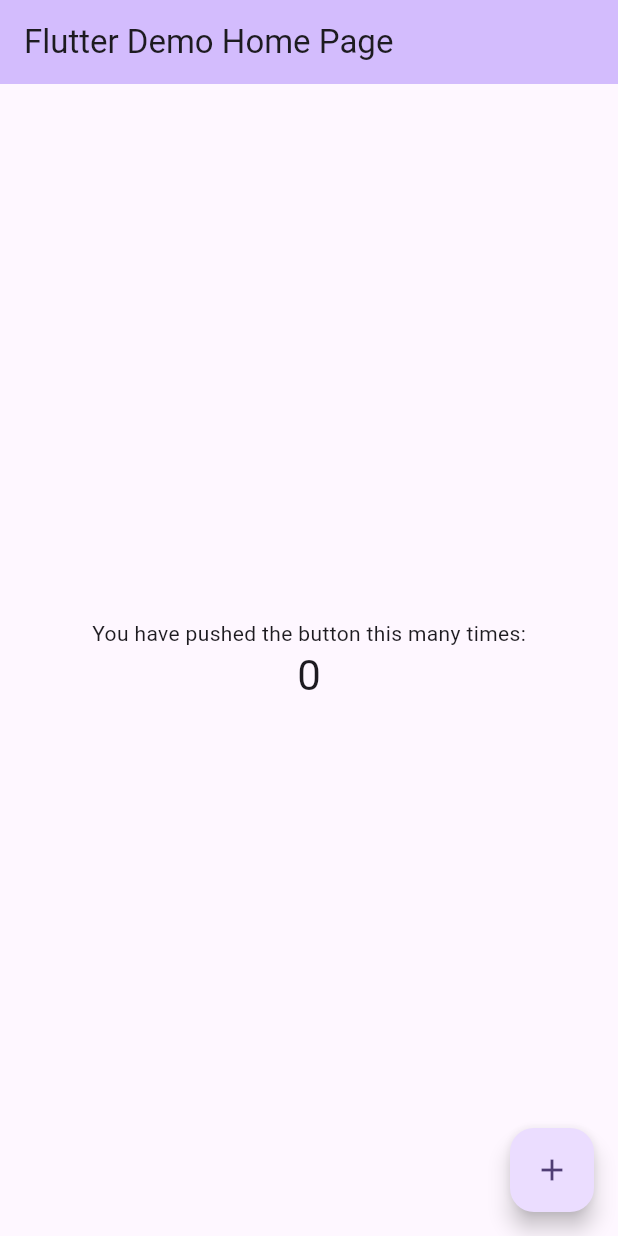
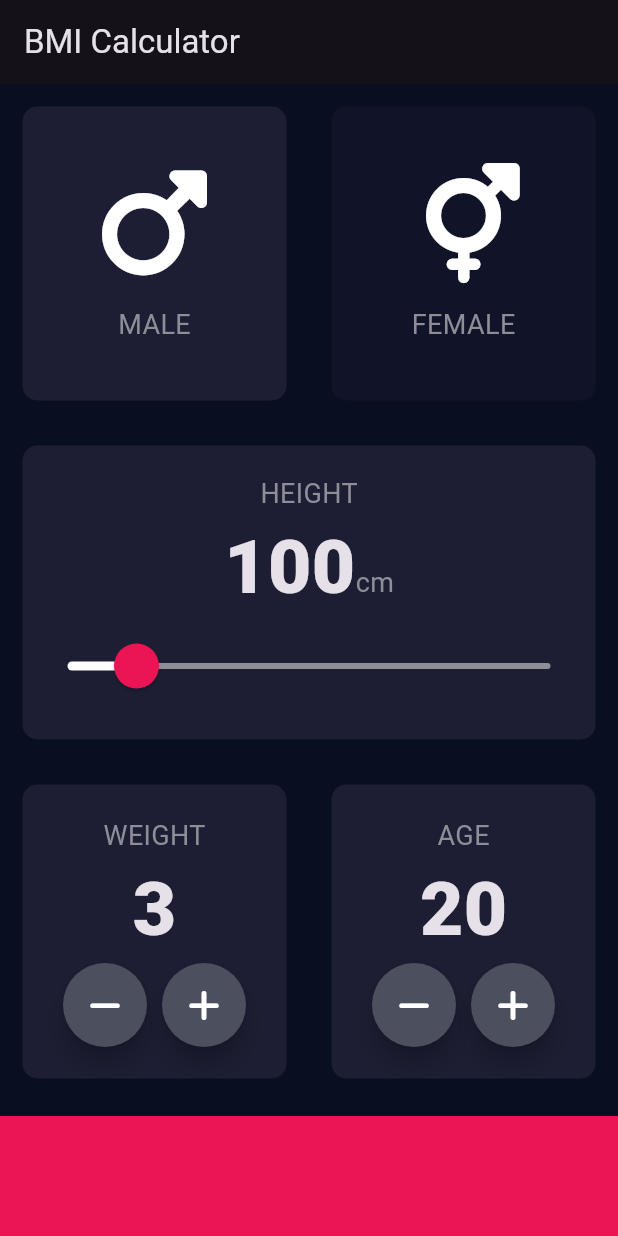
Before and after one commit to PrifiyiaNunes/BMICalculator, a Flutter app: the screen it shows after launch, on a phone screen of 412 x 824 dp. Run offline on Flutter 3.47's test engine with Material 3 defaults, Android fonts, the phone set to English and light mode, and no system bars; our stand-ins replace font_awesome_flutter.

Commit message:
first route of BMI calculator

```diff
--- /dev/null
+++ b/lib/Constants.dart
@@ -0,0 +1,20 @@
+import 'package:flutter/material.dart';
+
+const kLabelstyle = TextStyle(
+  fontSize: 18.0,
+  color: kSlideInactiveColor,
+);
+
+const kLargeLabelStyle = TextStyle(
+  fontSize: 50.0,
+  fontWeight: FontWeight.w900,
+);
+
+const kBottomContainerHeight = 80.0;
+const kActiveCardColor = Color(0xFF1D1E33);
+const kInActiveCardColor = Color(0xFF111328);
+const kBottomContainerColor = Color(0xFFEB1555);
+const kSlideInactiveColor = Color(0xFF8D8E98);
+const kSlideActiveColor = Colors.white;
+const kSliderMinHeight = 80.0;
+const kSliderMaxHeight = 220.0;
--- /dev/null
+++ b/lib/ContainerWidget.dart
@@ -0,0 +1,24 @@
+import 'package:flutter/material.dart';
+
+class ContainerWidget extends StatelessWidget {
+  ContainerWidget({required this.colour, this.cardChild, this.onPress});
+
+  final Color colour;
+  final Widget? cardChild;
+  final Function()? onPress;
+
+  @override
+  Widget build(BuildContext context) {
+    return GestureDetector(
+      onTap: onPress,
+      child: Container(
+        child: cardChild,
+        margin: EdgeInsets.all(15.0),
+        decoration: BoxDecoration(
+          borderRadius: BorderRadius.circular(10.0),
+          color: colour,
+        ),
+      ),
+    );
+  }
+}
--- /dev/null
+++ b/lib/IconContent.dart
@@ -0,0 +1,29 @@
+import 'package:flutter/material.dart';
+import 'package:bmi_calculator/Constants.dart';
+
+class IconContent extends StatelessWidget {
+  final IconData iconData;
+  final String label;
+
+  IconContent({required this.iconData, required this.label});
+
+  @override
+  Widget build(BuildContext context) {
+    return Column(
+      mainAxisAlignment: MainAxisAlignment.center,
+      children: <Widget>[
+        Icon(
+          iconData,
+          size: 80.0,
+        ),
+        const SizedBox(
+          height: 15.0,
+        ),
+        Text(
+          label,
+          style: kLabelstyle,
+        ),
+      ],
+    );
+  }
+}
--- /dev/null
+++ b/lib/MyHomePage.dart
@@ -0,0 +1,225 @@
+import 'package:flutter/material.dart';
+import 'package:font_awesome_flutter/font_awesome_flutter.dart';
+import 'package:bmi_calculator/IconContent.dart';
+import 'package:bmi_calculator/ContainerWidget.dart';
+import 'package:bmi_calculator/Constants.dart';
+import 'RoundIconButton.dart';
+
+enum Gender {
+  male,
+  female,
+}
+
+class MyHomePage extends StatefulWidget {
+  const MyHomePage({super.key, required this.title});
+  final String title;
+
+  @override
+  State<MyHomePage> createState() => _MyHomePageState();
+}
+
+class _MyHomePageState extends State<MyHomePage> {
+  Gender selectedGender = Gender.male;
+  int heightValue = 100;
+  int weight = 3;
+  int age = 20;
+
+  @override
+  Widget build(BuildContext context) {
+    return Scaffold(
+      appBar: AppBar(
+        title: Text(widget.title),
+      ),
+      body: Column(
+        crossAxisAlignment: CrossAxisAlignment.stretch,
+        children: <Widget>[
+          Expanded(
+            child: Row(
+              children: <Widget>[
+                Expanded(
+                  child: ContainerWidget(
+                    colour: selectedGender == Gender.male
+                        ? kActiveCardColor
+                        : kInActiveCardColor,
+                    cardChild: IconContent(
+                      iconData: FontAwesomeIcons.mars,
+                      label: "MALE",
+                    ),
+                    onPress: () {
+                      setState(() {
+                        selectedGender = Gender.male;
+                      });
+                    },
+                  ),
+                ),
+                Expanded(
+                  child: ContainerWidget(
+                    colour: selectedGender == Gender.female
+                        ? kActiveCardColor
+                        : kInActiveCardColor,
+                    cardChild: IconContent(
+                      iconData: FontAwesomeIcons.marsAndVenus,
+                      label: "FEMALE",
+                    ),
+                    onPress: () {
+                      setState(() {
+                        selectedGender = Gender.female;
+                      });
+                    },
+                  ),
+                ),
+              ],
+            ),
+          ),
+          Expanded(
+            child: ContainerWidget(
+              colour: kActiveCardColor,
+              cardChild: Column(
+                mainAxisAlignment: MainAxisAlignment.center,
+                children: <Widget>[
+                  Text(
+                    "HEIGHT",
+                    style: kLabelstyle,
+                  ),
+                  Row(
+                    mainAxisAlignment: MainAxisAlignment.center,
+                    crossAxisAlignment: CrossAxisAlignment.baseline,
+                    textBaseline: TextBaseline.ideographic,
+                    children: <Widget>[
+                      Text(
+                        heightValue.toString(),
+                        style: kLargeLabelStyle,
+                      ),
+                      Text(
+                        "cm",
+                        style: kLabelstyle,
+                      ),
+                    ],
+                  ),
+                  SliderTheme(
+                    data: SliderTheme.of(context).copyWith(
+                      inactiveTrackColor: kSlideInactiveColor,
+                      activeTrackColor: kSlideActiveColor,
+                      thumbColor: kBottomContainerColor,
+                      overlayColor: kBottomContainerColor,
+                      thumbShape: RoundSliderThumbShape(
+                        enabledThumbRadius: 15.0,
+                      ),
+                      overlayShape:
+                          RoundSliderOverlayShape(overlayRadius: 30.0),
+                    ),
+                    child: Slider(
+                      value: heightValue.toDouble(),
+                      min: kSliderMinHeight,
+                      max: kSliderMaxHeight,
+                      onChanged: (double newValue) {
+                        setState(() {
+                          heightValue = newValue.round();
+                        });
+                      },
+                    ),
+                  ),
+                ],
+              ),
+            ),
+          ),
+          Expanded(
+            child: Row(
+              children: <Widget>[
+                Expanded(
+                  child: ContainerWidget(
+                    colour: kActiveCardColor,
+                    cardChild: Column(
+                      mainAxisAlignment: MainAxisAlignment.center,
+                      children: <Widget>[
+                        const Text(
+                          "WEIGHT",
+                          style: kLabelstyle,
+                        ),
+                        Text(
+                          weight.toString(),
+                          style: kLargeLabelStyle,
+                        ),
+                        Row(
+                          mainAxisAlignment: MainAxisAlignment.center,
+                          children: [
+                            RoundIconButton(
+                                icon: FontAwesomeIcons.minus,
+                                onPress: () {
+                                  setState(() {
+                                    weight--;
+                                  });
+                                }),
+                            const SizedBox(
+                              width: 10.0,
+                            ),
+                            RoundIconButton(
+                              icon: FontAwesomeIcons.plus,
+                              onPress: () {
+                                setState(() {
+                                  weight++;
+                                });
+                              },
+                            ),
+                          ],
+                        ),
+                      ],
+                    ),
+                  ),
+                ),
+                Expanded(
+                  child: ContainerWidget(
+                    colour: kActiveCardColor,
+                    cardChild: Column(
+                      mainAxisAlignment: MainAxisAlignment.center,
+                      children: <Widget>[
+                        const Text(
+                          "AGE",
+                          style: kLabelstyle,
+                        ),
+                        Text(
+                          age.toString(),
+                          style: kLargeLabelStyle,
+                        ),
+                        Row(
+                          mainAxisAlignment: MainAxisAlignment.center,
+                          children: <Widget>[
+                            RoundIconButton(
+                              icon: FontAwesomeIcons.minus,
+                              onPress: () {
+                                setState(() {
+                                  age--;
+                                });
+                              },
+                            ),
+                            const SizedBox(
+                              width: 10.0,
+                            ),
+                            RoundIconButton(
+                              icon: FontAwesomeIcons.plus,
+                              onPress: () {
+                                setState(() {
+                                  age++;
+                                });
+                              },
+                            ),
+                          ],
+                        )
+                      ],
+                    ),
+                  ),
+                ),
+              ],
+            ),
+          ),
+          Container(
+            color: kBottomContainerColor,
+            margin: EdgeInsets.only(top: 10.0),
+            width: double.infinity,
+            height: kBottomContainerHeight,
+          ),
+        ],
+      ),
+    );
+  }
+}
--- /dev/null
+++ b/lib/RoundIconButton.dart
@@ -0,0 +1,19 @@
+import 'package:flutter/material.dart';
+
+class RoundIconButton extends StatelessWidget {
+  RoundIconButton({required this.icon, this.onPress});
+  final IconData icon;
+  final Function()? onPress;
+
+  @override
+  Widget build(BuildContext context) {
+    return RawMaterialButton(
+      onPressed: onPress,
+      elevation: 6.0,
+      constraints: BoxConstraints(minWidth: 56.0, minHeight: 56.0),
+      shape: CircleBorder(),
+      fillColor: Color(0xFF4C4F5E),
+      child: Icon(icon),
+    );
+  }
+}
--- a/lib/main.dart
+++ b/lib/main.dart
@@ -1,125 +1,17 @@
 import 'package:flutter/material.dart';
+import 'package:bmi_calculator/MyHomePage.dart';
 
-void main() {
-  runApp(const MyApp());
-}
+void main() => runApp(const MyApp());
 
 class MyApp extends StatelessWidget {
   const MyApp({super.key});
-
-  // This widget is the root of your application.
   @override
   Widget build(BuildContext context) {
     return MaterialApp(
-      title: 'Flutter Demo',
-      theme: ThemeData(
-        // This is the theme of your application.
-        //
-        // TRY THIS: Try running your application with "flutter run". You'll see
-        // the application has a purple toolbar. Then, without quitting the app,
-        // try changing the seedColor in the colorScheme below to Colors.green
-        // and then invoke "hot reload" (save your changes or press the "hot
-        // reload" button in a Flutter-supported IDE, or press "r" if you used
-        // the command line to start the app).
-        //
-        // Notice that the counter didn't reset back to zero; the application
-        // state is not lost during the reload. To reset the state, use hot
-        // restart instead.
-        //
-        // This works for code too, not just values: Most code changes can be
-        // tested with just a hot reload.
-        colorScheme: ColorScheme.fromSeed(seedColor: Colors.deepPurple),
-        useMaterial3: true,
+      theme: ThemeData.dark().copyWith(
+        scaffoldBackgroundColor: Color(0xFF0A0E21),
       ),
-      home: const MyHomePage(title: 'Flutter Demo Home Page'),
+      home: MyHomePage(title: 'BMI Calculator'),
     );
   }
 }
-
-class MyHomePage extends StatefulWidget {
-  const MyHomePage({super.key, required this.title});
-
-  // This widget is the home page of your application. It is stateful, meaning
-  // that it has a State object (defined below) that contains fields that affect
-  // how it looks.
-
-  // This class is the configuration for the state. It holds the values (in this
-  // case the title) provided by the parent (in this case the App widget) and
-  // used by the build method of the State. Fields in a Widget subclass are
-  // always marked "final".
-
-  final String title;
-
-  @override
-  State<MyHomePage> createState() => _MyHomePageState();
-}
-
-class _MyHomePageState extends State<MyHomePage> {
-  int _counter = 0;
-
-  void _incrementCounter() {
-    setState(() {
-      // This call to setState tells the Flutter framework that something has
-      // changed in this State, which causes it to rerun the build method below
-      // so that the display can reflect the updated values. If we changed
-      // _counter without calling setState(), then the build method would not be
-      // called again, and so nothing would appear to happen.
-      _counter++;
-    });
-  }
-
-  @override
-  Widget build(BuildContext context) {
-    // This method is rerun every time setState is called, for instance as done
-    // by the _incrementCounter method above.
-    //
-    // The Flutter framework has been optimized to make rerunning build methods
-    // fast, so that you can just rebuild anything that needs updating rather
-    // than having to individually change instances of widgets.
-    return Scaffold(
-      appBar: AppBar(
-        // TRY THIS: Try changing the color here to a specific color (to
-        // Colors.amber, perhaps?) and trigger a hot reload to see the AppBar
-        // change color while the other colors stay the same.
-        backgroundColor: Theme.of(context).colorScheme.inversePrimary,
-        // Here we take the value from the MyHomePage object that was created by
-        // the App.build method, and use it to set our appbar title.
-        title: Text(widget.title),
-      ),
-      body: Center(
-        // Center is a layout widget. It takes a single child and positions it
-        // in the middle of the parent.
-        child: Column(
-          // Column is also a layout widget. It takes a list of children and
-          // arranges them vertically. By default, it sizes itself to fit its
-          // children horizontally, and tries to be as tall as its parent.
-          //
-          // Column has various properties to control how it sizes itself and
-          // how it positions its children. Here we use mainAxisAlignment to
-          // center the children vertically; the main axis here is the vertical
-          // axis because Columns are vertical (the cross axis would be
-          // horizontal).
-          //
-          // TRY THIS: Invoke "debug painting" (choose the "Toggle Debug Paint"
-          // action in the IDE, or press "p" in the console), to see the
-          // wireframe for each widget.
-          mainAxisAlignment: MainAxisAlignment.center,
-          children: <Widget>[
-            const Text(
-              'You have pushed the button this many times:',
-            ),
-            Text(
-              '$_counter',
-              style: Theme.of(context).textTheme.headlineMedium,
-            ),
-          ],
-        ),
-      ),
-      floatingActionButton: FloatingActionButton(
-        onPressed: _incrementCounter,
-        tooltip: 'Increment',
-        child: const Icon(Icons.add),
-      ), // This trailing comma makes auto-formatting nicer for build methods.
-    );
-  }
-}
```
Also changed, not shown: pubspec.yaml (+2 -39 lines), pubspec.lock.
